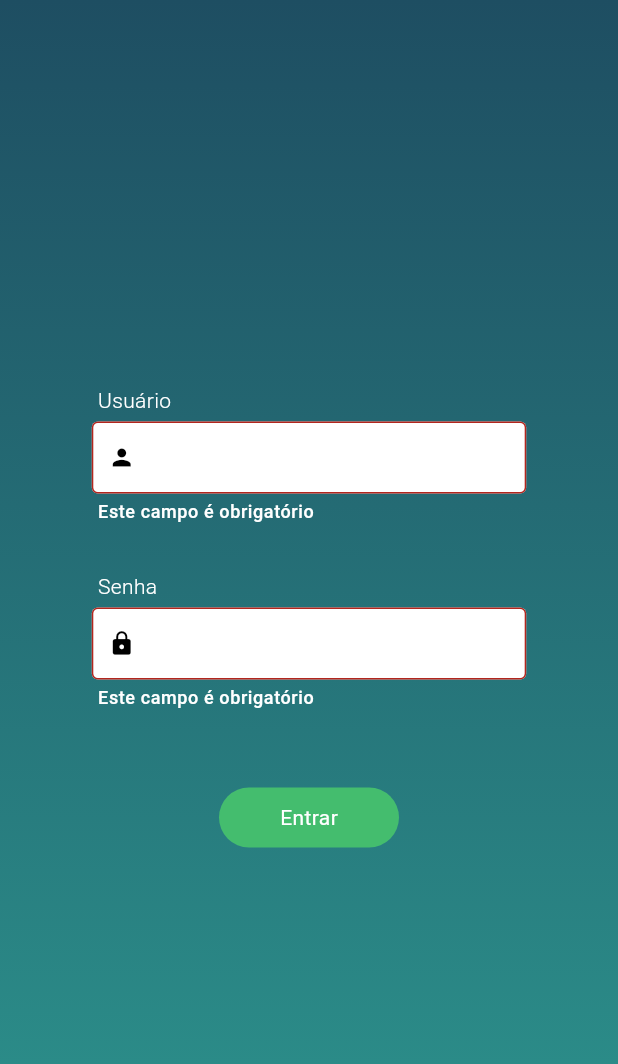
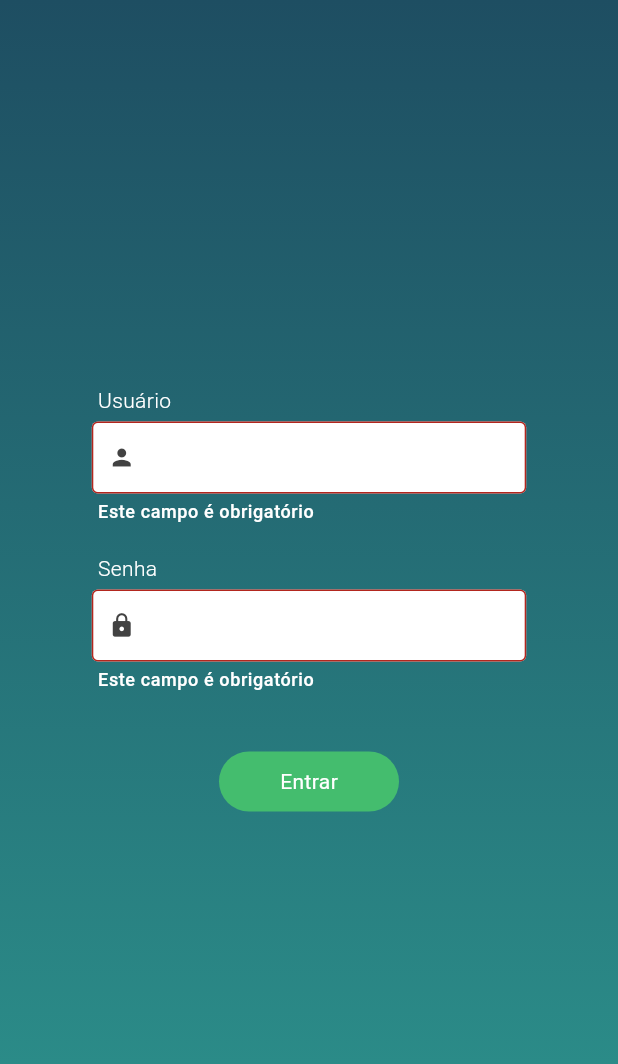
Before and after one commit to gabrielhirano/prova_target_sistemas, a Flutter app: the screen it shows after launch, after a tap on "Entrar", on a phone screen of 412 x 824 dp. Shown: the top 1064 px of the screen. Run offline on Flutter 3.47's test engine with Material 3 defaults, Android fonts, the phone set to English and light mode, and no system bars; our stand-ins replace flutter_mobx, get_it, mobx, shared_preferences; generated files the repository leaves out were written again.

Commit message:
Concluída a implementação da tela de login

```diff
--- a/lib/common/components/input_form_app.dart
+++ b/lib/common/components/input_form_app.dart
@@ -3,20 +3,28 @@ import 'package:flutter/services.dart';
 import 'package:target_sistemas_prova_flutter/common/theme/theme_global.dart';
 
 class InputFormApp extends StatefulWidget {
-  final String label;
-  final Widget prefixIcon;
+  final String? label;
+
+  final Widget? prefixIcon;
   final TextEditingController controller;
+  final FocusNode? focusNode;
   final String? Function(String?) validator;
-  final bool obscureText;
+  final bool? obscureText;
+  final bool? autoFocus;
+  final InputDecoration? inputDecoration;
   final List<TextInputFormatter>? inputFormatters;
+
   const InputFormApp({
     Key? key,
-    required this.label,
-    required this.prefixIcon,
+    this.label,
+    this.prefixIcon,
     required this.controller,
     required this.validator,
     this.obscureText = false,
+    this.autoFocus = false,
     this.inputFormatters,
+    this.inputDecoration,
+    this.focusNode,
   }) : super(key: key);
 
   @override
@@ -29,37 +37,40 @@ class _InputFormAppState extends State<InputFormApp> {
     return Column(
       crossAxisAlignment: CrossAxisAlignment.start,
       children: [
-        Padding(
+        Visibility(
+          visible: widget.label != null,
+          child: Padding(
               padding: const EdgeInsets.only(left: 4),
               child: Text(
-              widget.label,
-              style: const TextStyle(
-                  color: Colors.white, fontWeight: FontWeight.w300),
+                widget.label ?? '',
+                style: TextStyle(
+                    color: appColors.white, fontWeight: FontWeight.w300),
               )),
+        ),
         const SizedBox(height: 4),
         Container(
-          height: 80,
-          // color: Colors.red,
           child: TextFormField(
-            // cursorHeight: 100,
+            focusNode: widget.focusNode,
             inputFormatters: widget.inputFormatters,
-            obscureText: widget.obscureText,
+            obscureText: widget.obscureText == true,
             controller: widget.controller,
             validator: widget.validator,
             style: const TextStyle(fontSize: 14),
-            decoration: InputDecoration(
+            decoration: widget.inputDecoration ??
+                InputDecoration(
                   contentPadding: const EdgeInsets.symmetric(vertical: 10.0),
                   border: const OutlineInputBorder(),
                   prefixIcon: widget.prefixIcon,
-                prefixIconColor: Colors.black,
+                  prefixIconColor: appColors.black,
                   prefixIconConstraints:
                       const BoxConstraints(maxWidth: 80, minWidth: 40),
                   filled: true,
                   fillColor: appColors.white,
                   errorStyle: TextStyle(
-                  color: Colors.white,
+                    color: appColors.white,
                     fontWeight: FontWeight.w500,
-                )),
+                  ),
+                ),
           ),
         ),
       ],
--- a/lib/common/config/dependency_injection.dart
+++ b/lib/common/config/dependency_injection.dart
@@ -24,7 +24,6 @@ mixin DependencyInjection {
 
     // Utils
     getIt.registerLazySingleton<IAppColors>(() => AppColors());
-    getIt.registerLazySingleton<AppDialog>(() => AppDialogImpl(getIt()));
 
     Future.wait([
       AuthenticationInjection.inject(getIt),
--- a/lib/common/utils/alert/app_alert.dart
+++ b/lib/common/utils/alert/app_alert.dart
@@ -1,8 +1,6 @@
 import 'package:flutter/material.dart';
 import 'package:flutter/services.dart';
 import 'package:target_sistemas_prova_flutter/common/theme/theme_global.dart';
-
-import '../../theme/app_colors.dart';
 
 enum AlertType { ok, yesNo }
 
--- a/lib/common/utils/global_services.dart
+++ b/lib/common/utils/global_services.dart
@@ -1,8 +1,5 @@
 import 'package:target_sistemas_prova_flutter/common/service/navigate_service.dart';
-import 'package:target_sistemas_prova_flutter/common/utils/alert/dialog_util.dart';
 
 import '../config/dependency_injection.dart';
 
 final appNavigator = getIt<NavigatorService>();
-
-final appDialog = getIt<AppDialog>();
--- a/lib/feature/authentication/view/screens/login_screen.dart
+++ b/lib/feature/authentication/view/screens/login_screen.dart
@@ -1,91 +1,101 @@
 import 'package:flutter/material.dart';
 import 'package:flutter_mobx/flutter_mobx.dart';
-import 'package:target_sistemas_prova_flutter/common/components/background_gradient_app.dart';
 import 'package:target_sistemas_prova_flutter/common/components/button_app.dart';
 import 'package:target_sistemas_prova_flutter/common/config/dependency_injection.dart';
 import 'package:target_sistemas_prova_flutter/common/theme/theme_global.dart';
+import 'package:target_sistemas_prova_flutter/common/utils/alert/dialog_util.dart';
+import 'package:target_sistemas_prova_flutter/common/utils/enums/status_response_enum.dart';
 import 'package:target_sistemas_prova_flutter/common/utils/global_services.dart';
 import 'package:target_sistemas_prova_flutter/feature/authentication/controller/login_controller.dart';
 import 'package:target_sistemas_prova_flutter/feature/authentication/view/widgets/email_text_field_widget.dart';
 import 'package:target_sistemas_prova_flutter/feature/authentication/view/widgets/password_text_field_widget.dart';
 import 'package:target_sistemas_prova_flutter/feature/home/view/screens/home_screen.dart';
 
+import '../../../../common/components/background_gradient_app.dart';
+// Importações restantes
+
 class LoginScreen extends StatefulWidget {
-  late final LoginController controller;
-
-  LoginScreen({super.key}) {
-    controller = getIt<LoginController>();
-  }
+  const LoginScreen({Key? key}) : super(key: key);
 
   @override
   State<LoginScreen> createState() => _LoginScreenState();
 }
 
 class _LoginScreenState extends State<LoginScreen> {
-  final _emailController = TextEditingController();
-  final _passwordController = TextEditingController();
-  final _form = GlobalKey<FormState>();
+  final GlobalKey<FormState> _formKey = GlobalKey<FormState>();
+  final TextEditingController _emailController = TextEditingController();
+  final TextEditingController _passwordController = TextEditingController();
+  final LoginController _controller = getIt<LoginController>();
+  late AppDialog _appDialog;
+
+  @override
+  void initState() {
+    _appDialog = AppDialog(context);
+
+    super.initState();
+  }
 
   @override
   Widget build(BuildContext context) {
     return Observer(builder: (_) {
-      if (widget.controller.status.isAwaiting) {
+      if (_controller.status.isAwaiting) {
         return const CircularProgressIndicator();
       }
 
       return Scaffold(
         body: BackgroundGradientDefaultApp(
-          child: Center(child: _loginFormWidget(context)),
+          child: Center(child: _buildLoginForm()),
         ),
       );
     });
   }
 
-  Widget _loginFormWidget(BuildContext context) {
+  Widget _buildLoginForm() {
     return SizedBox(
       width: MediaQuery.of(context).size.width * 0.8,
       height: 350,
-      child: Column(
-        children: [
-          Expanded(
       child: Padding(
         padding: const EdgeInsets.all(20),
         child: Form(
-              key: _form,
+          key: _formKey,
           child: Column(
             children: [
               EmailTextFieldWidget(controller: _emailController),
               const SizedBox(height: 20),
               PasswordTextFieldWidget(controller: _passwordController),
               const SizedBox(height: 40),
-                  ButtonApp(
-                    // adicionar sombra
+              _buildLoginButton(),
+            ],
+          ),
+        ),
+      ),
+    );
+  }
+
+  Widget _buildLoginButton() {
+    return ButtonApp(
       height: 40,
       width: 120,
       color: appColors.green,
-                    onTap: () async {
-                      if (_form.currentState!.validate()) {
-                        await widget.controller.authentication(
+      onTap: _onLoginButtonPressed,
+      content: Text('Entrar', style: TextStyle(color: appColors.white)),
+    );
+  }
+
+  void _onLoginButtonPressed() async {
+    if (_formKey.currentState!.validate()) {
+      await _controller.authentication(
         email: _emailController.text,
         password: _passwordController.text,
       );
 
-                        if (widget.controller.status.hasSucessfull) {
-                          appNavigator.navigate(HomeScreen());
+      if (_controller.status.hasSucessfull) {
+        appNavigator.navigate(const HomeScreen());
+      }
+
+      if (_controller.status.hasFailed) {
+        _appDialog.showAlert(message: _controller.errorMessage);
       }
     }
-                    },
-                    content: Text(
-                      'Entrar',
-                      style: TextStyle(color: appColors.white),
-                    ),
-                  )
-                ],
-              ),
-            ),
-          )),
-        ],
-      ),
-    );
   }
 }
```
Also changed, not shown: lib/common/utils/alert/dialog_util.dart (+7 -33 lines), lib/common/utils/enums/status_response_enum.dart (added, +19 -0 lines), lib/feature/authentication/controller/login_controller.dart (+8 -24 lines), lib/feature/home/view/screens/home_screen.dart (+59 -5 lines), pubspec.lock. Lines whose indentation alone changed are shown as unchanged.
